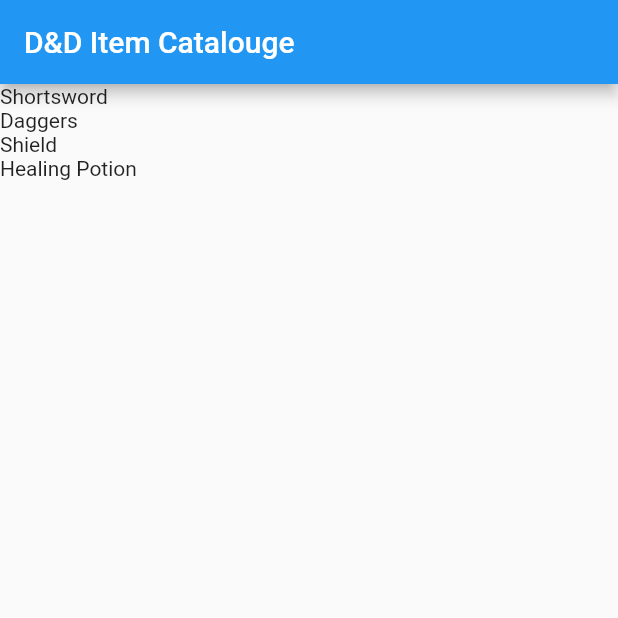
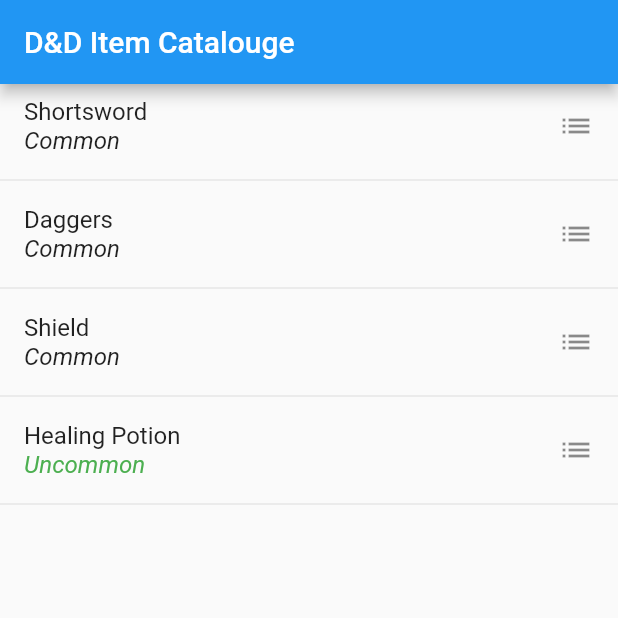
Before and after one commit to hoang-danny05/ItemCatalogue, a Flutter app: the screen it shows after launch, on a phone screen of 412 x 824 dp, the top half of it. Run offline on Flutter 3.47's test engine with Material 2 defaults, Android fonts, the phone set to English and light mode, and no system bars.

Commit message:
updated Listview & gave items rarities.

```diff
--- a/lib/main.dart
+++ b/lib/main.dart
@@ -29,11 +29,33 @@ class CatalougeView extends StatelessWidget {
   @override
   Widget build(BuildContext context) {
     final itemNames = ["Shortsword", "Daggers", "Shield", "Healing Potion"];
-    return ListView(children: [
-      Text(itemNames[0]),
-      Text(itemNames[1]),
-      Text(itemNames[2]),
-      Text(itemNames[3]),
-    ]);
+    //move declarations into a different class.
+    const COMMON = Text(
+      "Common",
+      style: TextStyle(fontStyle: FontStyle.italic),
+      textAlign: TextAlign.left,
+    );
+    const UNCOMMON = Text(
+      "Uncommon",
+      style: TextStyle(color: Colors.green, fontStyle: FontStyle.italic),
+      textAlign: TextAlign.left,
+    );
+    final itemRarities = [COMMON, COMMON, COMMON, UNCOMMON];
+    return ListView.builder(
+        itemCount: itemNames.length * 2,
+        itemBuilder: ((context, index) {
+          if (index.isOdd) {
+            return const Divider();
+          }
+          final newIndex = index ~/ 2;
+          return ListTile(
+            title:
+                Column(crossAxisAlignment: CrossAxisAlignment.start, children: [
+              Text(itemNames[newIndex]),
+              itemRarities[newIndex],
+            ]),
+            trailing: const Icon(Icons.list),
+          );
+        }));
   }
 }
```
